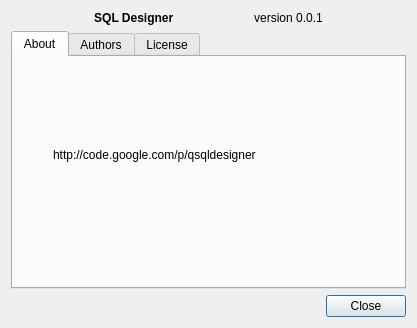
The window that src/ui/aboutdialog.ui (apavelm/qsqldesigner) describes before a commit, drawn with Qt 5.
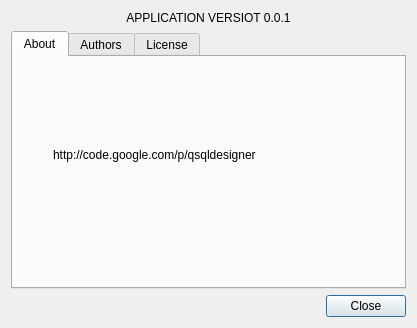
The same window after the commit.

The edit to the form file:
```diff
--- a/src/ui/aboutdialog.ui
+++ b/src/ui/aboutdialog.ui
@@ -22,14 +22,13 @@
      <item>
       <widget class="QLabel" name="lblProgramName">
        <property name="text">
-        <string>&lt;!DOCTYPE HTML PUBLIC &quot;-//W3C//DTD HTML 4.0//EN&quot; &quot;http://www.w3.org/TR/REC-html40/strict.dtd&quot;&gt;
-&lt;html&gt;&lt;head&gt;&lt;meta name=&quot;qrichtext&quot; content=&quot;1&quot; /&gt;&lt;style type=&quot;text/css&quot;&gt;
-p, li { white-space: pre-wrap; }
-&lt;/style&gt;&lt;/head&gt;&lt;body style=&quot; font-family:'Ubuntu'; font-size:9pt; font-weight:400; font-style:normal;&quot;&gt;
-&lt;p align=&quot;center&quot; style=&quot; margin-top:0px; margin-bottom:0px; margin-left:0px; margin-right:0px; -qt-block-indent:0; text-indent:0px;&quot;&gt;&lt;span style=&quot; font-weight:600;&quot;&gt;SQL Designer 	&lt;/span&gt;version 0.0.1&lt;/p&gt;&lt;/body&gt;&lt;/html&gt;</string>
+        <string>APPLICATION VERSIOT 0.0.1</string>
        </property>
        <property name="textFormat">
-        <enum>Qt::RichText</enum>
+        <enum>Qt::PlainText</enum>
+       </property>
+       <property name="alignment">
+        <set>Qt::AlignCenter</set>
        </property>
       </widget>
      </item>
```
